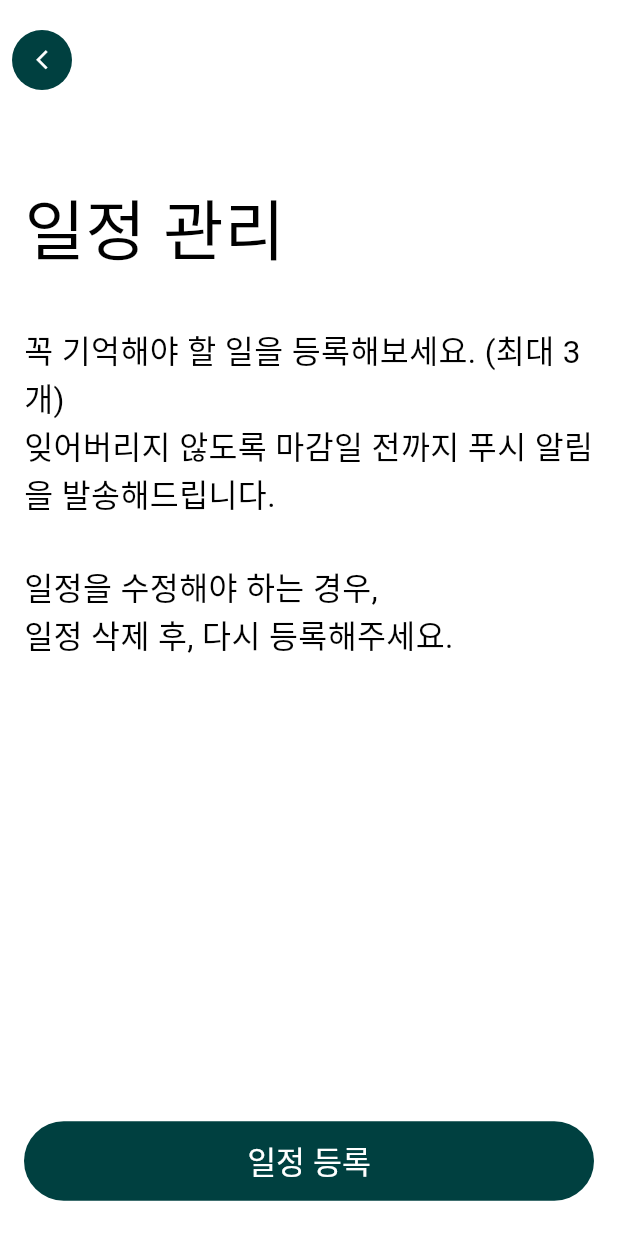
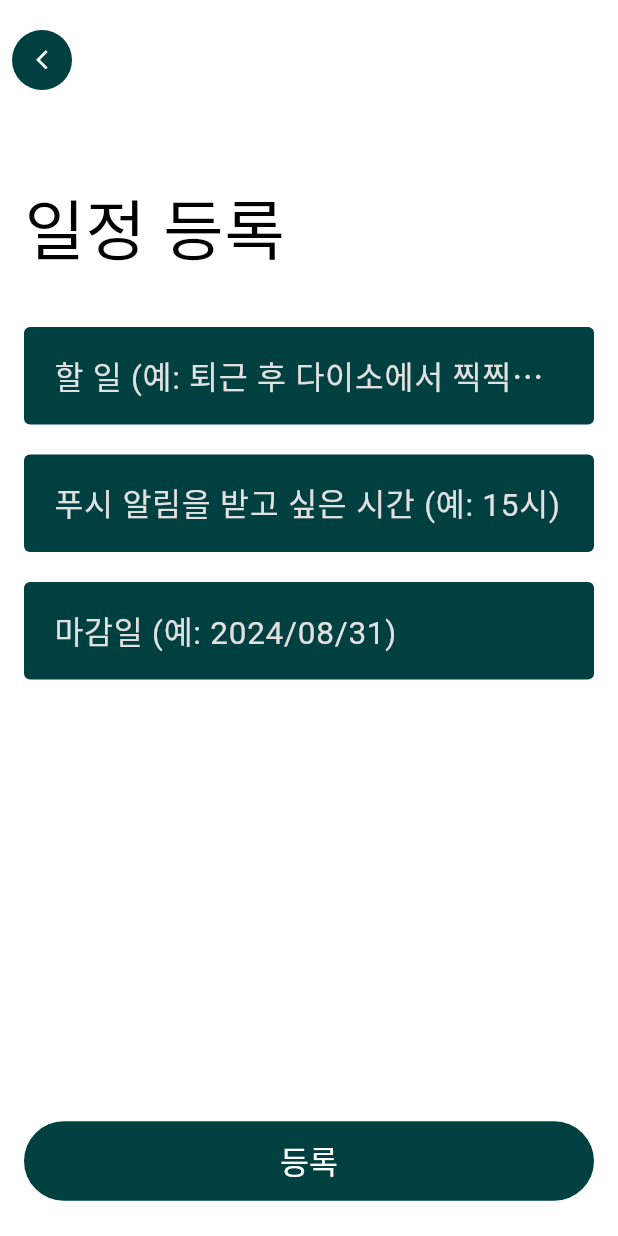
Before and after one commit to lepenseur-kjh/dkvjeh-flutter, a Flutter app: the SchedulePage screen opened directly, after a tap on "일정 등록", on a phone screen of 412 x 824 dp. Run offline on Flutter 3.47's test engine with Material 3 defaults, Android fonts, the phone set to English and light mode, and no system bars; our stand-ins replace cloud_firestore, dartz, firebase_auth, firebase_core, flutter_bloc, flutter_dotenv and 4 more; missing offline and left inert: kakao_flutter_sdk_user; accounts and stored records are empty; generated files the repository leaves out were written again; network calls fail; Roboto replaces fonts that are missing (EastSeaDokdo).

Commit message:
Feat: 일정 추가

```diff
--- /dev/null
+++ b/lib/common/helper/formatter/time_range_formatter.dart
@@ -0,0 +1,26 @@
+import 'package:flutter/services.dart';
+
+class LimitRangeTextInpitFormatter extends TextInputFormatter {
+  final int min;
+  final int max;
+
+  LimitRangeTextInpitFormatter(
+    this.min,
+    this.max,
+  );
+
+  @override
+  TextEditingValue formatEditUpdate(
+      TextEditingValue oldValue, TextEditingValue newValue) {
+    if (newValue.text.isEmpty) {
+      return newValue;
+    }
+
+    final int enteredValue = int.parse(newValue.text);
+    if (enteredValue >= min && enteredValue <= max) {
+      return newValue;
+    } else {
+      return oldValue;
+    }
+  }
+}
--- a/lib/core/configs/theme/app_theme.dart
+++ b/lib/core/configs/theme/app_theme.dart
@@ -20,7 +20,6 @@ class AppTheme {
           fillColor: AppColors.primary,
           hintStyle: const TextStyle(
             color: AppColors.secondBackground,
-            fontWeight: FontWeight.w400,
             fontSize: 21,
           ),
           contentPadding: const EdgeInsets.all(16),
--- /dev/null
+++ b/lib/data/schedule/models/add_schedule_command.dart
@@ -0,0 +1,22 @@
+class AddScheduleCommand {
+  final String content;
+  final int notificationTime;
+  final DateTime deadline;
+  final DateTime createdAt;
+
+  AddScheduleCommand({
+    required this.content,
+    required this.notificationTime,
+    required this.deadline,
+    required this.createdAt,
+  });
+
+  Map<String, dynamic> toMap() {
+    return <String, dynamic>{
+      "content": content,
+      "notificationTime": notificationTime,
+      "deadline": deadline,
+      "createdAt": createdAt,
+    };
+  }
+}
--- /dev/null
+++ b/lib/domain/schedule/repository/schedule_repository.dart
@@ -0,0 +1,6 @@
+import 'package:dartz/dartz.dart';
+import 'package:dkejvh/data/schedule/models/add_schedule_command.dart';
+
+abstract class ScheduleRepository {
+  Future<Either> addSchedule(AddScheduleCommand command);
+}
--- /dev/null
+++ b/lib/domain/schedule/usecases/add_schedule.dart
@@ -0,0 +1,12 @@
+import 'package:dartz/dartz.dart';
+import 'package:dkejvh/core/usecase/usecase.dart';
+import 'package:dkejvh/data/schedule/models/add_schedule_command.dart';
+import 'package:dkejvh/data/schedule/source/schedule_firebase_service.dart';
+import 'package:dkejvh/service_locator.dart';
+
+class AddScheduleUseCase extends UseCase<Either, AddScheduleCommand> {
+  @override
+  Future<Either> call({AddScheduleCommand? params}) async {
+    return await sl<ScheduleFirebaseService>().addSchedule(params!);
+  }
+}
--- /dev/null
+++ b/lib/presentation/home/pages/add_schedule_page.dart
@@ -0,0 +1,174 @@
+import 'package:dkejvh/common/bloc/button_state.dart';
+import 'package:dkejvh/common/bloc/button_state_cubit.dart';
+import 'package:dkejvh/common/helper/formatter/time_range_formatter.dart';
+import 'package:dkejvh/common/helper/navigator/app_navigator.dart';
+import 'package:dkejvh/common/widgets/appbar/app_bar.dart';
+import 'package:dkejvh/common/widgets/button/basic_reactive_button.dart';
+import 'package:dkejvh/core/configs/theme/app_colors.dart';
+import 'package:dkejvh/data/schedule/models/add_schedule_command.dart';
+import 'package:dkejvh/domain/schedule/usecases/add_schedule.dart';
+import 'package:dkejvh/presentation/home/pages/schedule_page.dart';
+import 'package:dkejvh/service_locator.dart';
+import 'package:flutter/material.dart';
+import 'package:flutter/services.dart';
+import 'package:flutter_bloc/flutter_bloc.dart';
+
+class AddSchedulePage extends StatelessWidget {
+  AddSchedulePage({super.key});
+
+  final TextEditingController _scheduleContentCon = TextEditingController();
+  final TextEditingController _scheduleNotificationTimeCon =
+      TextEditingController();
+  final TextEditingController _scheduleDeadlineCon = TextEditingController();
+
+  @override
+  Widget build(BuildContext context) {
+    return Scaffold(
+      backgroundColor: AppColors.background,
+      appBar: const BasicAppBar(),
+      body: BlocProvider(
+        create: (context) => ButtonStateCubit(),
+        child: BlocListener<ButtonStateCubit, ButtonState>(
+          listener: (context, state) {
+            if (state is ButtonFailureState) {
+              var snackBar = SnackBar(
+                content: Text(state.errorMsg),
+                behavior: SnackBarBehavior.floating,
+              );
+              ScaffoldMessenger.of(context).showSnackBar(snackBar);
+            }
+            if (state is ButtonSuccessState) {
+              AppNavigator.pushAndRemove(context, const SchedulePage());
+            }
+          },
+          child: Column(
+            crossAxisAlignment: CrossAxisAlignment.start,
+            children: [
+              Padding(
+                padding: const EdgeInsets.symmetric(
+                  horizontal: 16,
+                  vertical: 40,
+                ),
+                child: Column(
+                  crossAxisAlignment: CrossAxisAlignment.start,
+                  children: [
+                    _scheduleTitle(context),
+                    const SizedBox(height: 32),
+                    _scheduleContent(context),
+                    const SizedBox(height: 20),
+                    _scheduleNotificationTime(context),
+                    const SizedBox(height: 20),
+                    _scheduleDeadline(context),
+                  ],
+                ),
+              ),
+              const Spacer(),
+              _finishButton(context),
+            ],
+          ),
+        ),
+      ),
+    );
+  }
+
+  Widget _scheduleTitle(BuildContext context) {
+    return const Text(
+      "일정 등록",
+      style: TextStyle(
+        fontSize: 44,
+        color: Colors.black,
+      ),
+    );
+  }
+
+  Widget _scheduleContent(BuildContext context) {
+    return TextField(
+      controller: _scheduleContentCon,
+      decoration: const InputDecoration(hintText: "할 일 (예: 퇴근 후 다이소에서 찍찍이 사기)"),
+      style: const TextStyle(
+        fontSize: 21,
+        color: Colors.white,
+      ),
+    );
+  }
+
+  Widget _scheduleNotificationTime(BuildContext context) {
+    return TextField(
+      controller: _scheduleNotificationTimeCon,
+      keyboardType: TextInputType.number,
+      inputFormatters: [
+        FilteringTextInputFormatter.allow(RegExp(r'[0-9]')),
+        LimitRangeTextInpitFormatter(0, 23),
+      ],
+      decoration: const InputDecoration(hintText: "푸시 알림을 받고 싶은 시간 (예: 15시)"),
+      style: const TextStyle(
+        fontSize: 21,
+        color: Colors.white,
+      ),
+    );
+  }
+
+  Widget _scheduleDeadline(BuildContext context) {
+    return TextField(
+        controller: _scheduleDeadlineCon,
+        keyboardType: TextInputType.datetime,
+        decoration: const InputDecoration(hintText: "마감일 (예: 2024/08/31)"),
+        style: const TextStyle(
+          fontSize: 21,
+          color: Colors.white,
+        ),
+        readOnly: true,
+        onTap: () async {
+          DateTime? pickedDate = await showDatePicker(
+            context: context,
+            initialDate: DateTime.now(),
+            firstDate: DateTime.now(),
+            lastDate: DateTime(DateTime.now().year + 1),
+          );
+          if (pickedDate != null) {
+            _scheduleDeadlineCon.text =
+                "${pickedDate.year}/${pickedDate.month}/${pickedDate.day}";
+          }
+        });
+  }
+
+  Widget _finishButton(BuildContext context) {
+    return Container(
+      height: 100,
+      color: Colors.white,
+      padding: const EdgeInsets.symmetric(horizontal: 16),
+      child: Center(
+        child: Builder(
+          builder: (context) {
+            return BasicReactiveButton(
+              onPressed: () {
+                // request body 설정
+                List<String> deadlineList =
+                    _scheduleDeadlineCon.text.split("/");
+                // request body 설정
+                context.read<ButtonStateCubit>().execute(
+                      usecase: sl<AddScheduleUseCase>(),
+                      params: AddScheduleCommand(
+                        content: _scheduleContentCon.text,
+                        notificationTime:
+                            int.parse(_scheduleNotificationTimeCon.text),
+                        deadline: DateTime(
+                          int.parse(deadlineList[0]),
+                          int.parse(deadlineList[1]),
+                          int.parse(deadlineList[2]),
+                          23,
+                          59,
+                          59,
+                        ),
+                        createdAt: DateTime.now(),
+                      ),
+                    );
+              },
+              title: "등록",
+            );
+          },
+        ),
+      ),
+    );
+  }
+}
--- a/lib/presentation/home/pages/schedule_page.dart
+++ b/lib/presentation/home/pages/schedule_page.dart
@@ -1,5 +1,7 @@
+import 'package:dkejvh/common/helper/navigator/app_navigator.dart';
 import 'package:dkejvh/common/widgets/appbar/app_bar.dart';
 import 'package:dkejvh/common/widgets/button/basic_app_button.dart';
+import 'package:dkejvh/presentation/home/pages/add_schedule_page.dart';
 import 'package:flutter/material.dart';
 
 class SchedulePage extends StatelessWidget {
@@ -62,7 +64,7 @@ class SchedulePage extends StatelessWidget {
         child: Builder(builder: (context) {
           return BasicAppButton(
             onPressed: () {
-              //
+              AppNavigator.push(context, AddSchedulePage());
             },
             title: "일정 등록",
           );
```
Also changed, not shown: lib/data/schedule/repository/schedule_repository_impl.dart (added, +12 -0 lines), lib/data/schedule/source/schedule_firebase_service.dart (added, +25 -0 lines), lib/service_locator.dart (+7 -0 lines).
